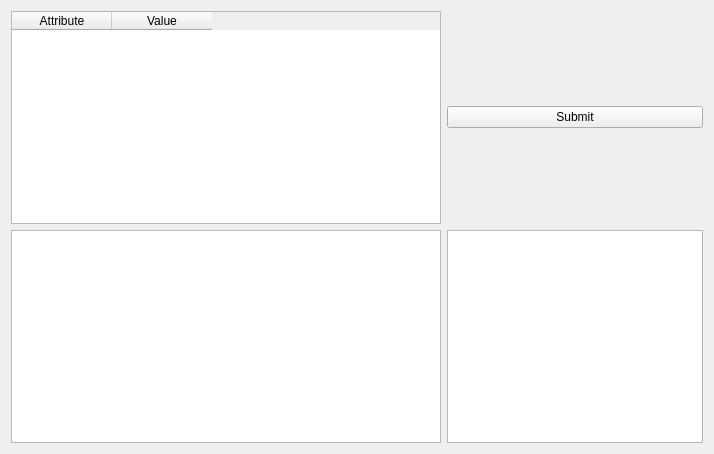
The window that user/elog_run_ctrl/module/ui/elogrunctrl.ui (hephy-dd/eudaq-1) describes before a commit, drawn with Qt 5.
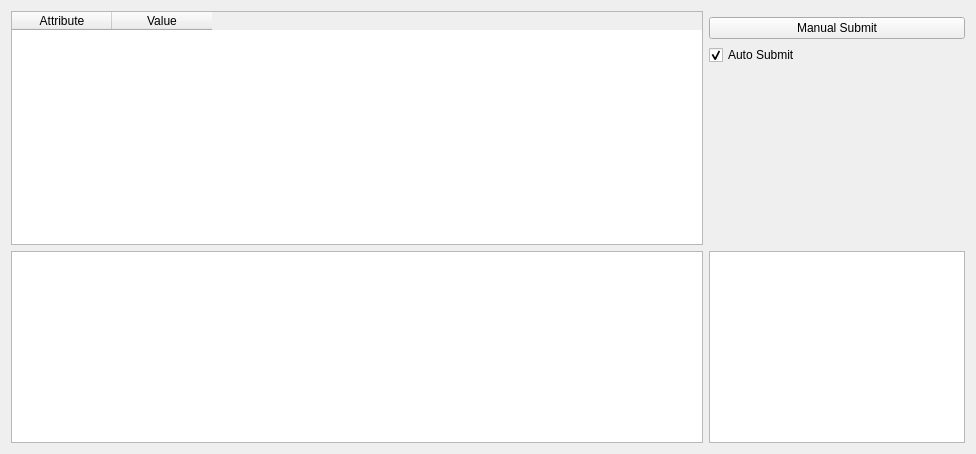
The same window after the commit.

Commit message:
auto run elog submission
basic implementation working

```diff
--- a/user/elog_run_ctrl/module/ui/elogrunctrl.ui
+++ b/user/elog_run_ctrl/module/ui/elogrunctrl.ui
@@ -6,7 +6,7 @@
    <rect>
     <x>0</x>
     <y>0</y>
-    <width>714</width>
+    <width>976</width>
     <height>454</height>
    </rect>
   </property>
@@ -15,15 +15,24 @@
   </property>
   <layout class="QGridLayout" name="gridLayout_2">
    <item row="0" column="0">
-    <layout class="QGridLayout" name="gridLayout" columnstretch="5,0">
-     <item row="0" column="1">
-      <widget class="QPushButton" name="pbSubmit">
+    <layout class="QGridLayout" name="gridLayout" rowstretch="0,0,0,0,0" columnstretch="5,0,0">
+     <item row="2" column="1">
+      <widget class="QCheckBox" name="cbAutoSubmit">
+       <property name="toolTip">
+        <string>&lt;html&gt;&lt;head/&gt;&lt;body&gt;&lt;p&gt;Enable auto submission of elog entry when a run is stopped&lt;/p&gt;&lt;/body&gt;&lt;/html&gt;</string>
+       </property>
        <property name="text">
-        <string>Submit</string>
+        <string>Auto Submit</string>
+       </property>
+       <property name="checked">
+        <bool>true</bool>
        </property>
       </widget>
      </item>
-     <item row="0" column="0">
+     <item row="4" column="0">
+      <widget class="QTextEdit" name="teMessage"/>
+     </item>
+     <item row="0" column="0" rowspan="4">
       <widget class="QTableWidget" name="twAtt">
        <property name="columnCount">
         <number>2</number>
@@ -40,12 +49,32 @@
        </column>
       </widget>
      </item>
-     <item row="1" column="0">
-      <widget class="QTextEdit" name="teMessage"/>
+     <item row="3" column="1">
+      <spacer name="verticalSpacer">
+       <property name="orientation">
+        <enum>Qt::Vertical</enum>
+       </property>
+       <property name="sizeHint" stdset="0">
+        <size>
+         <width>20</width>
+         <height>40</height>
+        </size>
+       </property>
+      </spacer>
      </item>
-     <item row="1" column="1">
+     <item row="4" column="1">
       <widget class="QTextBrowser" name="tbLog"/>
      </item>
+     <item row="1" column="1">
+      <widget class="QPushButton" name="pbSubmit">
+       <property name="toolTip">
+        <string>&lt;html&gt;&lt;head/&gt;&lt;body&gt;&lt;p&gt;Submit Elog message manually&lt;/p&gt;&lt;/body&gt;&lt;/html&gt;</string>
+       </property>
+       <property name="text">
+        <string>Manual Submit</string>
+       </property>
+      </widget>
+     </item>
     </layout>
    </item>
   </layout>
```
The commit also changes 5 other files.
